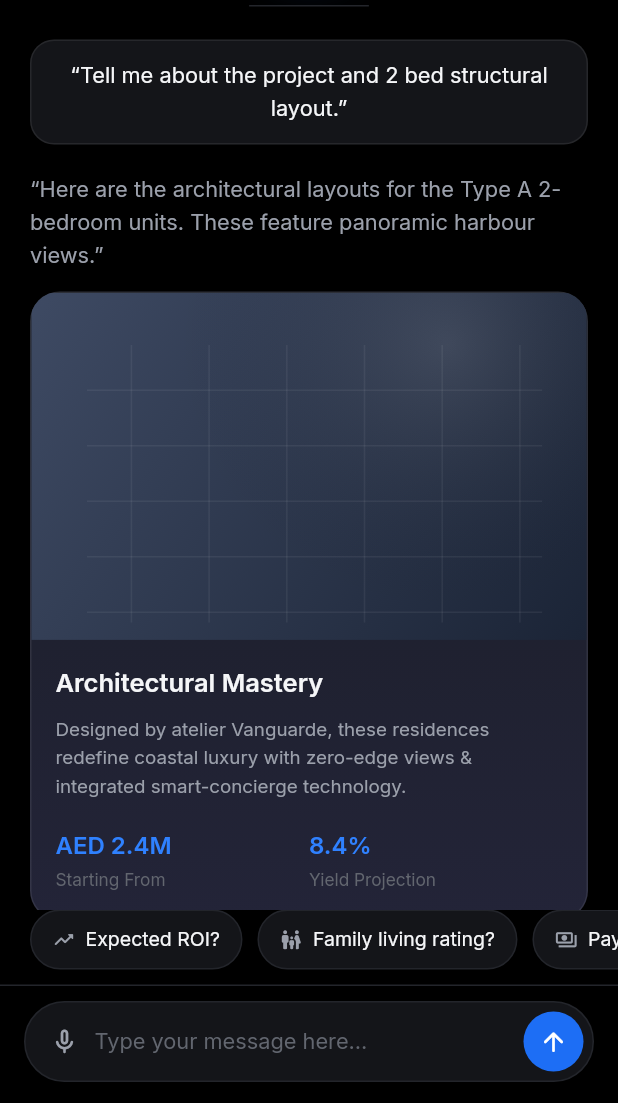
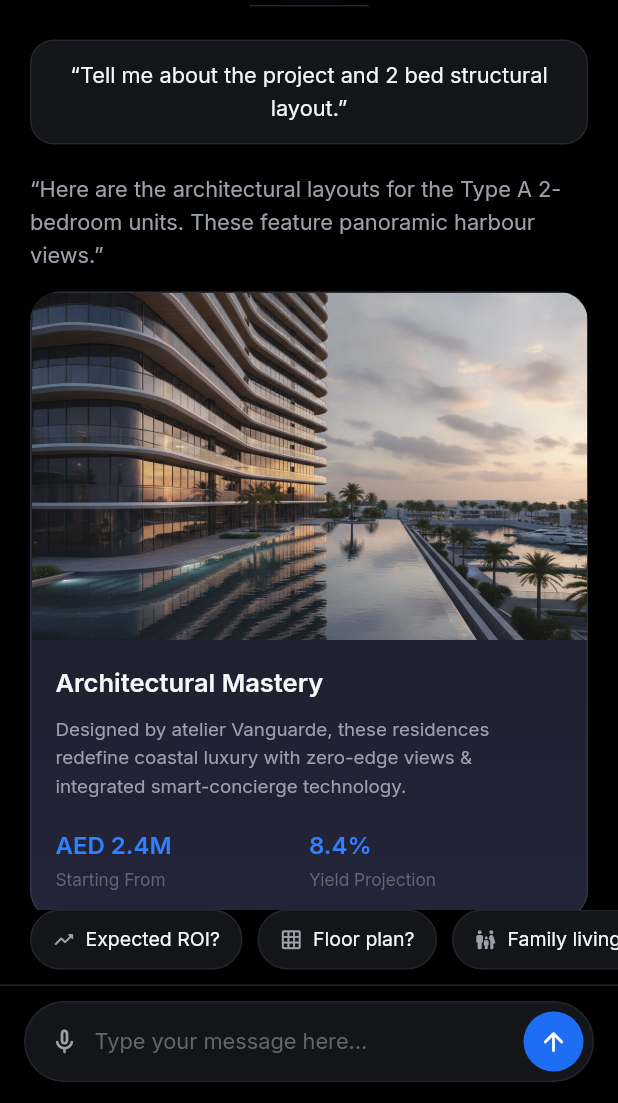
Before and after one commit to usmancynosure/rechitta-app, a Flutter app: the VoiceBriefingScreen screen opened directly, on a phone screen of 412 x 824 dp, the part 133-1236 px from its top. Run offline on Flutter 3.47's test engine with Material 3 defaults, Android fonts, the phone set to English and light mode, and no system bars; our stand-ins replace google_fonts.

Commit message:
Wire generated images into the UI
- AssetImageOr: shows a generated asset, falling back to the painted
  placeholder when the file is missing.
- Property card now renders the real harbour tower render.
- New FloorPlanCard + widget (2-bed Type A plan with a spec grid),
  reachable via a "Floor plan?" suggestion and floor/layout queries.
- New SplashScreen ("One Source of Truth") over the orb backdrop image,
  fading into the briefing screen; main.dart now launches it.

Co-Authored-By: Claude Opus 4.8 (1M context) <noreply@anthropic.com>

```diff
--- a/lib/data/mock_data.dart
+++ b/lib/data/mock_data.dart
@@ -1,5 +1,6 @@
 import 'package:flutter/material.dart';
 import '../models/models.dart';
+import '../theme/app_images.dart';
 
 /// Mock briefing content mirroring the rechitta.com product mockups.
 class MockData {
@@ -23,6 +24,7 @@ class MockData {
             'Designed by atelier Vanguarde, these residences redefine coastal '
             'luxury with zero-edge views & integrated smart-concierge technology.',
         gradient: [Color(0xFF3E4A63), Color(0xFF1B2436)],
+        imageAsset: AppImages.harbourTowerDusk,
         stats: [
           PropertyStat(value: 'AED 2.4M', label: 'Starting From'),
           PropertyStat(value: '8.4%', label: 'Yield Projection'),
@@ -51,6 +53,7 @@ class MockData {
 
   static const List<Suggestion> suggestions = [
     Suggestion('Expected ROI?', Icons.trending_up_rounded),
+    Suggestion('Floor plan?', Icons.grid_on_rounded),
     Suggestion('Family living rating?', Icons.family_restroom_rounded),
     Suggestion('Payment plans?', Icons.payments_outlined),
     Suggestion('Handover date?', Icons.event_available_outlined),
@@ -76,7 +79,26 @@ class MockData {
         ),
       );
     }
-    if (p.contains('payment') || p.contains('plan')) {
+    if (p.contains('floor') || p.contains('layout') || p.contains('plan') &&
+        !p.contains('payment')) {
+      return const ChatMessage(
+        sender: Sender.ai,
+        text:
+            'Here is the Type A 2-bedroom floor plan — a harbour-facing layout '
+            'with dual en-suites.',
+        attachment: FloorPlanCard(
+          title: '2 Bedroom',
+          imageAsset: AppImages.twoBedTypeA,
+          specs: [
+            FloorPlanSpec(icon: Icons.crop_free_rounded, value: '1,220 SQ FT', label: 'Area'),
+            FloorPlanSpec(icon: Icons.sell_outlined, value: 'AED 0.8M', label: 'Price'),
+            FloorPlanSpec(icon: Icons.sailing_outlined, value: 'Harbour Facing', label: 'View'),
+            FloorPlanSpec(icon: Icons.meeting_room_outlined, value: 'Dual En-suite', label: 'Baths'),
+          ],
+        ),
+      );
+    }
+    if (p.contains('payment')) {
       return const ChatMessage(
         sender: Sender.ai,
         text:
@@ -111,6 +133,7 @@ class MockData {
             'Designed by atelier Vanguarde, these residences redefine coastal '
             'luxury with zero-edge views & integrated smart-concierge technology.',
         gradient: [Color(0xFF3E4A63), Color(0xFF1B2436)],
+        imageAsset: AppImages.harbourTowerDusk,
         stats: [
           PropertyStat(value: 'AED 2.4M', label: 'Starting From'),
           PropertyStat(value: '8.4%', label: 'Yield Projection'),
--- a/lib/main.dart
+++ b/lib/main.dart
@@ -1,7 +1,7 @@
 import 'package:flutter/material.dart';
 import 'package:flutter/services.dart';
 import 'theme/app_theme.dart';
-import 'screens/voice_briefing_screen.dart';
+import 'screens/splash_screen.dart';
 
 void main() {
   WidgetsFlutterBinding.ensureInitialized();
@@ -22,7 +22,7 @@ class RechittaApp extends StatelessWidget {
       title: 'Rechitta',
       debugShowCheckedModeBanner: false,
       theme: AppTheme.dark,
-      home: const VoiceBriefingScreen(),
+      home: const SplashScreen(),
     );
   }
 }
--- a/lib/models/models.dart
+++ b/lib/models/models.dart
@@ -30,16 +30,41 @@ class PropertyCard extends MessageAttachment {
     required this.description,
     required this.gradient,
     required this.stats,
+    this.imageAsset,
   });
 
   final String title;
   final String description;
-  final List<Color> gradient; // stand-in for a render/photo
+  final List<Color> gradient; // painted fallback when [imageAsset] is absent
   final List<PropertyStat> stats;
+
+  /// Optional real render (generated by tool/generate_images.py). Falls back to
+  /// the painted [gradient] facade if the asset is missing.
+  final String? imageAsset;
 }
 
 class PropertyStat {
   const PropertyStat({required this.value, required this.label});
+  final String value;
+  final String label;
+}
+
+/// A floor-plan card: a plan image plus a spec grid (area, price, facing…).
+class FloorPlanCard extends MessageAttachment {
+  const FloorPlanCard({
+    required this.title,
+    required this.imageAsset,
+    required this.specs,
+  });
+
+  final String title;
+  final String imageAsset;
+  final List<FloorPlanSpec> specs;
+}
+
+class FloorPlanSpec {
+  const FloorPlanSpec({required this.icon, required this.value, required this.label});
+  final IconData icon;
   final String value;
   final String label;
 }
--- /dev/null
+++ b/lib/widgets/asset_image_or.dart
@@ -0,0 +1,39 @@
+import 'package:flutter/material.dart';
+
+/// Shows [asset] if it loads, otherwise renders [fallback]. Lets the app ship
+/// with procedurally-drawn placeholders that are seamlessly upgraded once the
+/// generated images (tool/generate_images.py) are present.
+class AssetImageOr extends StatelessWidget {
+  const AssetImageOr({
+    super.key,
+    required this.asset,
+    required this.fallback,
+    this.fit = BoxFit.cover,
+  });
+
+  final String? asset;
+  final Widget fallback;
+  final BoxFit fit;
+
+  @override
+  Widget build(BuildContext context) {
+    if (asset == null) return fallback;
+    return Image.asset(
+      asset!,
+      fit: fit,
+      // Missing/corrupt asset → fall back to the painted version.
+      errorBuilder: (context, error, stack) => fallback,
+      // Fade in once decoded to avoid a hard pop.
+      frameBuilder: (context, child, frame, wasSyncLoaded) {
+        if (wasSyncLoaded || frame != null) {
+          return AnimatedOpacity(
+            opacity: 1,
+            duration: const Duration(milliseconds: 250),
+            child: child,
+          );
+        }
+        return fallback;
+      },
+    );
+  }
+}
--- a/lib/widgets/chat_bubble.dart
+++ b/lib/widgets/chat_bubble.dart
@@ -1,6 +1,7 @@
 import 'package:flutter/material.dart';
 import '../models/models.dart';
 import '../theme/app_theme.dart';
+import 'floor_plan_card_widget.dart';
 import 'property_card_widget.dart';
 import 'roi_card_widget.dart';
 
@@ -58,6 +59,7 @@ class ChatBubble extends StatelessWidget {
 
   Widget _buildAttachment(MessageAttachment a) {
     if (a is PropertyCard) return PropertyCardWidget(data: a);
+    if (a is FloorPlanCard) return FloorPlanCardWidget(data: a);
     if (a is RoiCard) return RoiCardWidget(data: a);
     return const SizedBox.shrink();
   }
--- a/lib/widgets/property_card_widget.dart
+++ b/lib/widgets/property_card_widget.dart
@@ -1,6 +1,7 @@
 import 'package:flutter/material.dart';
 import '../models/models.dart';
 import '../theme/app_theme.dart';
+import 'asset_image_or.dart';
 
 /// A property showcase card — hero render, title, blurb and headline stats.
 /// Mirrors the "Architectural Mastery" card from the product mockups.
@@ -25,10 +26,13 @@ class PropertyCardWidget extends StatelessWidget {
       child: Column(
         crossAxisAlignment: CrossAxisAlignment.start,
         children: [
-          // Hero render placeholder (stand-in for the building photo).
+          // Hero render — real image when present, painted facade otherwise.
           AspectRatio(
             aspectRatio: 16 / 10,
-            child: _RenderPlaceholder(colors: data.gradient),
+            child: AssetImageOr(
+              asset: data.imageAsset,
+              fallback: _RenderPlaceholder(colors: data.gradient),
+            ),
           ),
           Padding(
             padding: const EdgeInsets.fromLTRB(16, 16, 16, 18),
```
Also changed, not shown: lib/screens/splash_screen.dart (added, +134 -0 lines), lib/widgets/floor_plan_card_widget.dart (added, +112 -0 lines).
